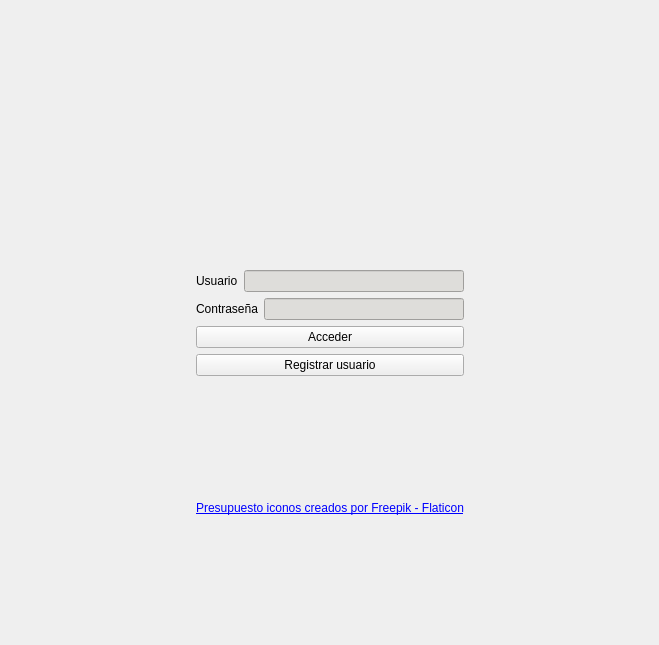
Qt form widget.ui (AlexeiM2/hvgj) before a commit.
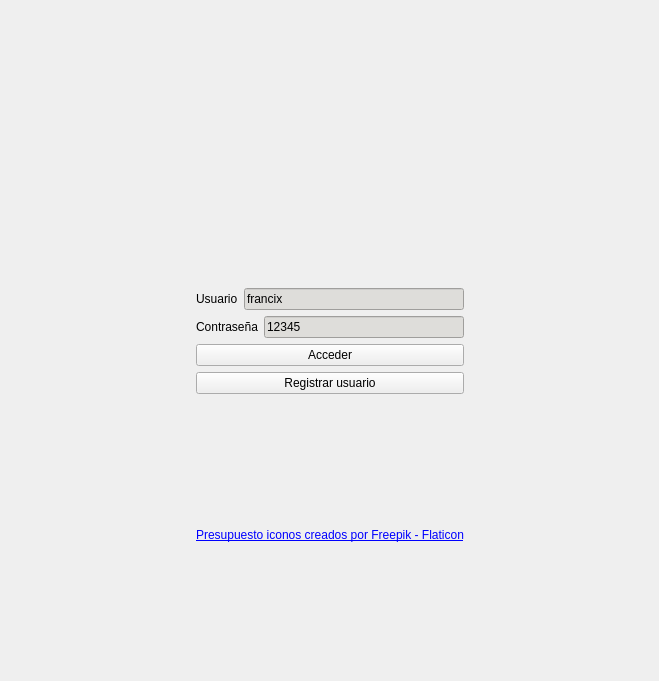
The same form after that commit. Icons and pictures are not drawn.

```diff
--- a/widget.ui
+++ b/widget.ui
@@ -7,9 +7,15 @@
     <x>0</x>
     <y>0</y>
     <width>659</width>
-    <height>645</height>
+    <height>681</height>
    </rect>
   </property>
+  <property name="sizePolicy">
+   <sizepolicy hsizetype="Preferred" vsizetype="Preferred">
+    <horstretch>0</horstretch>
+    <verstretch>0</verstretch>
+   </sizepolicy>
+  </property>
   <property name="minimumSize">
    <size>
     <width>0</width>
@@ -80,7 +86,7 @@
         <string notr="true">background-color: rgb(222, 221, 218);</string>
        </property>
        <property name="text">
-        <string/>
+        <string>francix</string>
        </property>
       </widget>
      </item>
@@ -135,7 +141,7 @@
         <string notr="true">background-color: rgb(222, 221, 218);</string>
        </property>
        <property name="text">
-        <string/>
+        <string>12345</string>
        </property>
       </widget>
      </item>
```
Left out of the diff: 2 changed lines with no effect on the pictures.
